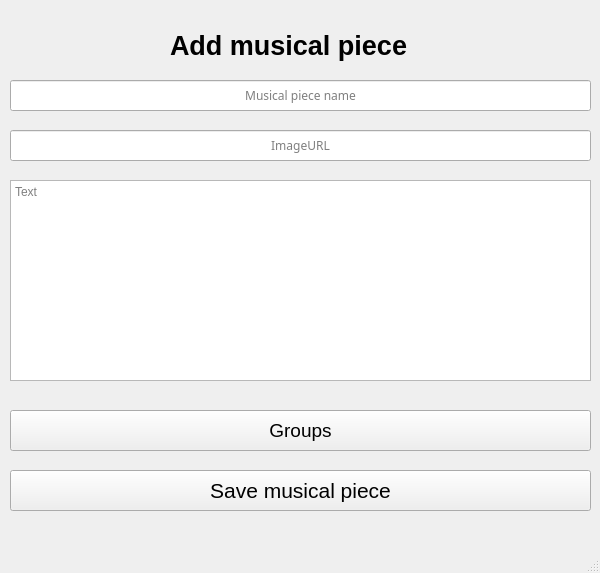
Old version of the form UI/AddMusicalPiece.ui in the repository NevenIlincic/SIMSProjekat.
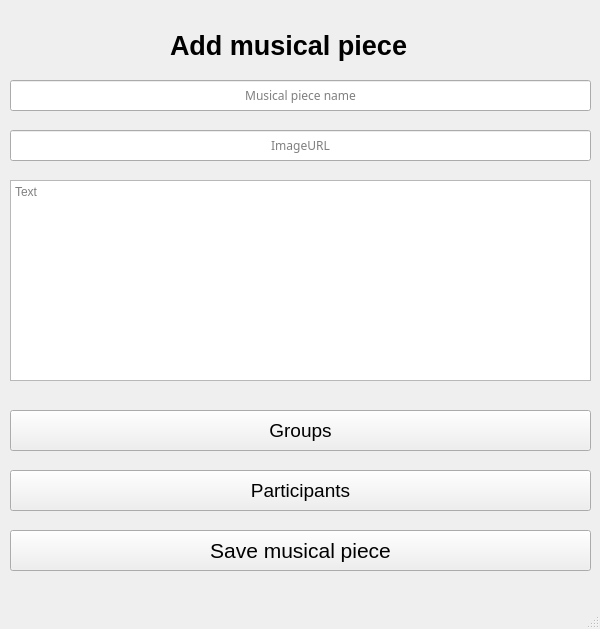
New version of the form.

Patch:
```diff
--- a/UI/AddMusicalPiece.ui
+++ b/UI/AddMusicalPiece.ui
@@ -7,7 +7,7 @@
     <x>0</x>
     <y>0</y>
     <width>600</width>
-    <height>573</height>
+    <height>629</height>
    </rect>
   </property>
   <property name="windowTitle">
@@ -123,7 +123,7 @@
     <property name="geometry">
      <rect>
       <x>10</x>
-      <y>470</y>
+      <y>530</y>
       <width>581</width>
       <height>41</height>
      </rect>
@@ -137,6 +137,24 @@
      <string>Save musical piece</string>
     </property>
    </widget>
+   <widget class="QPushButton" name="participants">
+    <property name="geometry">
+     <rect>
+      <x>10</x>
+      <y>470</y>
+      <width>581</width>
+      <height>41</height>
+     </rect>
+    </property>
+    <property name="font">
+     <font>
+      <pointsize>14</pointsize>
+     </font>
+    </property>
+    <property name="text">
+     <string>Participants</string>
+    </property>
+   </widget>
   </widget>
   <widget class="QMenuBar" name="menubar">
    <property name="geometry">
```
